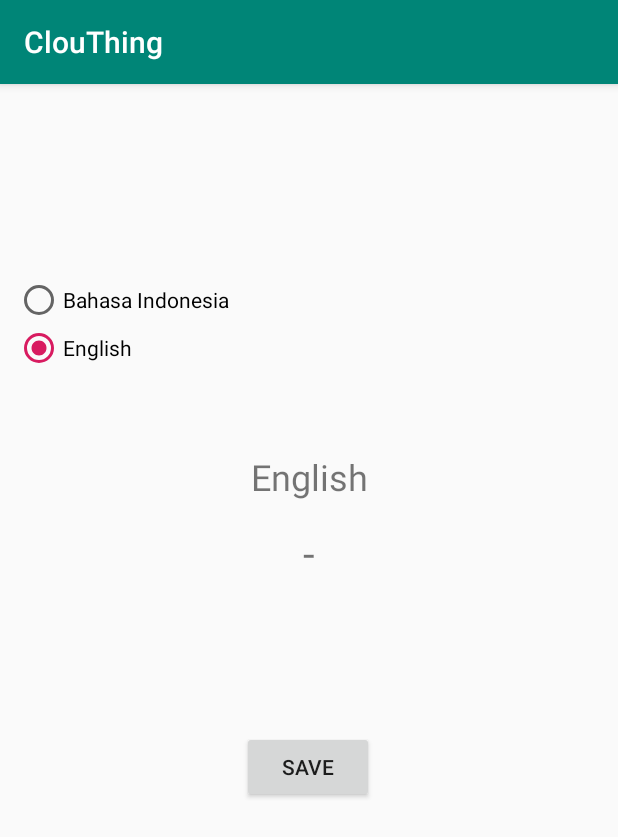
After one commit to ranisianipar/clouthing-app, an Android app: the fragment LanguageFragment shown on its own in the app's theme, on a phone screen of 412 x 824 dp. The commit adds this screen. Shown: the top 837 px of the screen. Run offline under Robolectric (Android 15) with nearby library versions, the phone set to English and light mode, and no system bars.

Commit message:
add language config feature

```diff
--- a/app/src/main/AndroidManifest.xml
+++ b/app/src/main/AndroidManifest.xml
@@ -11,7 +11,7 @@
         android:theme="@style/AppTheme">
         <activity android:name=".LaundryDetailActivity"></activity>
         <activity android:name=".FormActivity" />
-        <activity android:name=".MainActivity">
+        <activity android:name=".MainActivity" android:configChanges="locale|orientation">
             <intent-filter>
                 <action android:name="android.intent.action.MAIN" />
 
--- /dev/null
+++ b/app/src/main/java/id/ac/ui/cs/mobileprogramming/ranilasmauli/clouthing/LanguageFragment.java
@@ -0,0 +1,71 @@
+package id.ac.ui.cs.mobileprogramming.ranilasmauli.clouthing;
+
+import android.content.SharedPreferences;
+import android.content.res.Configuration;
+import android.os.Build;
+import android.os.Bundle;
+import android.view.LayoutInflater;
+import android.view.View;
+import android.view.ViewGroup;
+import android.widget.Button;
+import android.widget.RadioButton;
+import android.widget.RadioGroup;
+import android.widget.TextView;
+
+import androidx.annotation.NonNull;
+import androidx.annotation.Nullable;
+import androidx.annotation.RequiresApi;
+import androidx.fragment.app.Fragment;
+
+import java.util.Locale;
+
+public class LanguageFragment extends Fragment {
+
+    private Button buttonSave;
+    private RadioGroup radioGroup;
+    private RadioButton radioButton;
+    private TextView textViewSelectedLang;
+
+
+    @RequiresApi(api = Build.VERSION_CODES.JELLY_BEAN_MR1)
+    @Override
+    public View onCreateView(@NonNull LayoutInflater inflater, @Nullable ViewGroup container, @Nullable Bundle savedInstanceState) {
+        final View languageView = inflater.inflate(R.layout.fragment_language, container, false);
+
+        radioGroup = languageView.findViewById(R.id.radio_group_lang);
+        textViewSelectedLang = languageView.findViewById(R.id.tv_lang_selected_msg);
+        buttonSave = languageView.findViewById(R.id.bt_save_lang);
+        buttonSave.setOnClickListener( new View.OnClickListener() {
+            @Override
+            public void onClick(View view) {
+                radioButton = languageView.findViewById(radioGroup.getCheckedRadioButtonId());
+                textViewSelectedLang.setText(radioButton.getText());
+
+                // do setup
+                if (radioButton.getText().equals(R.id.lang_en)) setLocal("en", languageView);
+                else if (radioButton.getText().equals(R.id.lang_id)) setLocal("ID", languageView);
+            }
+        });
+
+        if (savedInstanceState == null) {
+            // default lang English
+
+            textViewSelectedLang.setText(((TextView) languageView.findViewById(R.id.lang_en)).getText());
+
+            // do default setup
+            setLocal("en", languageView);
+
+        }
+        return languageView;
+    }
+
+    @RequiresApi(api = Build.VERSION_CODES.JELLY_BEAN_MR1)
+    public void setLocal(String lang, View v) {
+        Locale locale = new Locale(lang);
+        Locale.setDefault(locale);
+        Configuration config = new Configuration();
+        config.setLocale(locale);
+
+        v.getContext().getResources().updateConfiguration(config, v.getContext().getResources().getDisplayMetrics());
+    }
+}
--- a/app/src/main/java/id/ac/ui/cs/mobileprogramming/ranilasmauli/clouthing/Laundry.java
+++ b/app/src/main/java/id/ac/ui/cs/mobileprogramming/ranilasmauli/clouthing/Laundry.java
@@ -106,6 +106,10 @@ public class Laundry implements Parcelable {
         this.pickUpDate = pickUpDate;
     }
 
+    public Laundry() {
+
+    }
+
     protected Laundry(Parcel parcel) {
         this.title = parcel.readString();
         this.amount = parcel.readInt();
--- /dev/null
+++ b/app/src/main/res/layout/fragment_language.xml
@@ -0,0 +1,77 @@
+<?xml version="1.0" encoding="utf-8"?>
+<androidx.constraintlayout.widget.ConstraintLayout xmlns:android="http://schemas.android.com/apk/res/android"
+    xmlns:app="http://schemas.android.com/apk/res-auto"
+    xmlns:tools="http://schemas.android.com/tools"
+    android:orientation="vertical" android:layout_width="match_parent"
+    android:layout_height="match_parent">
+
+    <RadioGroup
+        android:id="@+id/radio_group_lang"
+        android:layout_width="match_parent"
+        android:layout_height="wrap_content"
+        android:layout_centerInParent="true"
+        app:layout_constraintTop_toTopOf="parent"
+        android:paddingRight="10sp"
+        android:paddingLeft="10sp">
+
+        <RadioButton
+            android:id="@+id/lang_id"
+            android:layout_width="match_parent"
+            android:layout_height="wrap_content"
+            android:layout_marginTop="128dp"
+            android:checked="true"
+            android:onClick="checkButton"
+            android:text="Bahasa Indonesia"
+            app:layout_constraintTop_toBottomOf="@+id/radio_group_lang"
+            tools:layout_editor_absoluteX="16dp" />
+
+        <RadioButton
+            android:id="@+id/lang_en"
+            android:layout_width="match_parent"
+            android:layout_height="wrap_content"
+            android:checked="true"
+            android:onClick="checkButton"
+            android:text="English"
+            app:layout_constraintTop_toBottomOf="@+id/lang_id"
+            tools:layout_editor_absoluteX="-16dp" />
+
+    </RadioGroup>
+
+
+    <TextView
+        android:id="@+id/tv_lang_selected_msg"
+        android:layout_width="match_parent"
+        android:layout_height="wrap_content"
+        android:layout_marginTop="53dp"
+        android:text="@string/lang_selected_msg"
+        android:textSize="24sp"
+        android:textAlignment="center"
+        app:layout_constraintTop_toBottomOf="@+id/radio_group_lang"
+        tools:layout_editor_absoluteX="0dp" />
+
+
+    <TextView
+        android:id="@+id/tv_current_lang"
+        android:layout_width="match_parent"
+        android:layout_height="wrap_content"
+        android:layout_marginTop="15dp"
+        android:text="-"
+        android:textSize="28sp"
+        android:textAlignment="center"
+        app:layout_constraintTop_toBottomOf="@+id/tv_lang_selected_msg"
+        tools:layout_editor_absoluteX="0dp" />
+
+    <Button
+        android:id="@+id/bt_save_lang"
+        android:layout_width="wrap_content"
+        android:layout_height="wrap_content"
+        android:layout_marginTop="100dp"
+        android:text="@string/button_save"
+        app:layout_constraintEnd_toEndOf="parent"
+        app:layout_constraintHorizontal_bias="0.498"
+        app:layout_constraintStart_toStartOf="parent"
+        app:layout_constraintTop_toBottomOf="@+id/tv_current_lang" />
+
+
+
+</androidx.constraintlayout.widget.ConstraintLayout>
--- a/app/src/main/res/menu/navigation_menu.xml
+++ b/app/src/main/res/menu/navigation_menu.xml
@@ -11,6 +11,10 @@
         android:id="@+id/nav_laundry"
         android:title="@string/nav_laundry" />
 
+    <item
+        android:id="@+id/nav_language"
+        android:title="@string/nav_language"/>
+
 
     <item
         android:id="@+id/nav_logout"
--- a/app/src/main/res/values/strings.xml
+++ b/app/src/main/res/values/strings.xml
@@ -1,5 +1,5 @@
 <resources>
-    <string name="app_name">ClouThing</string>
+    <string name="app_name" translatable="false">ClouThing</string>
     <string name="open">Open</string>
     <string name="close">Close</string>
     <string name="greeting">Hi!</string>
@@ -20,8 +20,9 @@
     <string name="nav_home">Home</string>
     <string name="nav_logout">Logout</string>
     <string name="nav_laundry">Laundry</string>
+    <string name="nav_language">Language</string>
 
-    <!-- TODO: Remove or change this placeholder text -->
-    <string name="hello_blank_fragment">Hello blank fragment</string>
+    <string name="lang_selected_msg">Current Language</string>
+
 
 </resources>
```
Also changed, not shown: 2 other files.
